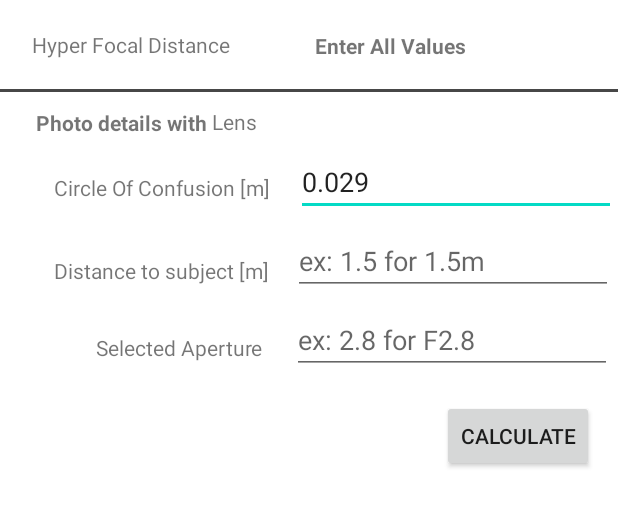
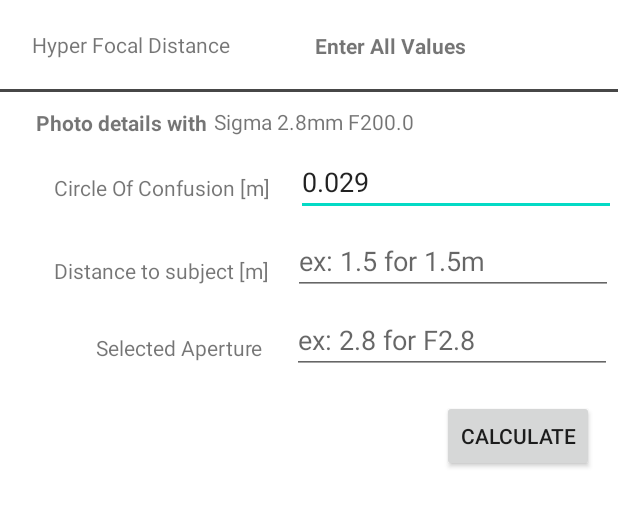
Before and after one commit to sarbjotm/Depth-Of-Field-Calculator-Android, an Android app: the screen it shows after launch (DoFCalculatorActivity), after a tap on an icon or button, on a phone screen of 412 x 824 dp, the part 520-1047 px from its top. Run offline under Robolectric (Android 15) with nearby library versions, the phone set to English and light mode, and no system bars.

Commit message:
DoF functionality implementation done.

```diff
--- a/app/src/main/java/ca/sfu/cmpt276a2/DoFCalculatorActivity.java
+++ b/app/src/main/java/ca/sfu/cmpt276a2/DoFCalculatorActivity.java
@@ -9,21 +9,39 @@ import android.os.Bundle;
 import android.view.View;
 import android.widget.Button;
 import android.widget.EditText;
+import android.widget.TextView;
+
+import java.text.DecimalFormat;
 
 import ca.sfu.cmpt276a2.Model.DepthOfFieldCalculator;
 import ca.sfu.cmpt276a2.Model.Lens;
+import ca.sfu.cmpt276a2.Model.LensManager;
 
 public class DoFCalculatorActivity extends AppCompatActivity {
 
     private DepthOfFieldCalculator depthOfFieldCalculator;
+    private LensManager lensManager;
+    private Lens chosenLens;
+
+    private String distance;
+    private String aperture;
 
     @Override
     protected void onCreate(Bundle savedInstanceState) {
         super.onCreate(savedInstanceState);
         setContentView(R.layout.activity_do_f_calculator);
         this.setTitle("Calculate DoF");
+
+        lensManager = LensManager.getInstance();
+        chosenLens = lensManager.getLensByID(lensManager.getPosition());
+        TextView editLenses = (TextView) findViewById(R.id.lensTag);
+        editLenses.setText(chosenLens.toString());
+
         calculateButtonFunction();
+    }
 
+    public static Intent makeIntent(Context context){
+        return new Intent(context, DoFCalculatorActivity.class);
     }
 
     private void calculateButtonFunction(){
@@ -36,11 +54,12 @@ public class DoFCalculatorActivity extends AppCompatActivity {
                 String circleOfConfusion = editCircleofConfusion.getText().toString().trim();
 
                 EditText editDistance = (EditText) findViewById(R.id.editDistance);
-                String distance = editDistance.getText().toString().trim();
+                distance = editDistance.getText().toString().trim();
 
                 EditText editApertureInDoF = (EditText) findViewById(R.id.editApertureInDoF);
-                String aperture = editApertureInDoF.getText().toString().trim();
+                aperture = editApertureInDoF.getText().toString().trim();
 
+                //Error cases
                 if (circleOfConfusion.isEmpty()){
                     editCircleofConfusion.setError("Field can't be empty");
                 }
@@ -61,25 +80,47 @@ public class DoFCalculatorActivity extends AppCompatActivity {
                     editApertureInDoF.setError("Field can't be empty");
                 }
 
-                else if (Double.parseDouble(aperture) < 1.4){
-                    editApertureInDoF.setError("Aperture must be greater than or equal to 1.4");
+                else if (Double.parseDouble(aperture) < chosenLens.getMaxAperture()){
+                    editApertureInDoF.setError("Aperture must be greater than or equal to lens max aperture");
                 }
-
+                //code block after authentication
                 else{
                     intent.putExtra("calculateCircleOfConfusion", circleOfConfusion);
                     intent.putExtra("calculateDistance", distance);
                     intent.putExtra("Aperture", aperture);
-                    finish();
+                    updateUI();
                 }
+
             }
 
         });
     }
 
+    private void updateUI(){
+        //parse string entries
+        double distanceParse = Double.parseDouble(distance);
+        double apertureParse = Double.parseDouble(aperture);
 
+        //initialize DoF function
+        depthOfFieldCalculator = new DepthOfFieldCalculator(chosenLens,
+                distanceParse, apertureParse);
 
-    public static Intent makeIntent(Context context){
-        return new Intent(context, DoFCalculatorActivity.class);
+        //Retrieve and edit TextView boxes to show values
+        TextView editFFdistance = (TextView) findViewById(R.id.FarFocalDistanceValue);
+        TextView editNFdistance = (TextView) findViewById(R.id.NearFocalDistanceValue);
+        TextView editDoF = (TextView) findViewById(R.id.DepthOfFieldValues);
+        TextView editHFdistance = (TextView) findViewById(R.id.HyperFocalDistanceValue);
+
+        editFFdistance.setText(formatM(depthOfFieldCalculator.getFarFocalPoint()) + "m");
+        editNFdistance.setText(formatM(depthOfFieldCalculator.getNearFocalPoint()) + "m");
+        editDoF.setText(formatM(depthOfFieldCalculator.getDepthOfField()) + "m");
+        editHFdistance.setText(formatM(depthOfFieldCalculator.getHyperFocalDistance()) + "m");
+    }
+
+    //Derived from sample code provided by Dr. Jack Thomas in Assignment 1
+    private String formatM(double distanceInM) {
+        DecimalFormat df = new DecimalFormat("0.00");
+        return df.format(distanceInM);
     }
 
 }
--- a/app/src/main/java/ca/sfu/cmpt276a2/MainActivity.java
+++ b/app/src/main/java/ca/sfu/cmpt276a2/MainActivity.java
@@ -33,12 +33,12 @@ public class MainActivity extends AppCompatActivity {
         setContentView(R.layout.activity_main);
         lensManager = LensManager.getInstance();
         populateLensView();
-        deptOfFieldPanelCallBack();
+        depthOfFieldPanelCallBack();
         switchActivities();
 
     }
 
-    private void deptOfFieldPanelCallBack(){
+    private void depthOfFieldPanelCallBack(){
         ListView listView = (ListView) findViewById(R.id.LensView);
         listView.setOnItemClickListener(new AdapterView.OnItemClickListener() {//anonymous class
             @Override
--- a/app/src/main/java/ca/sfu/cmpt276a2/Model/DepthOfFieldCalculator.java
+++ b/app/src/main/java/ca/sfu/cmpt276a2/Model/DepthOfFieldCalculator.java
@@ -1,4 +1,6 @@
 package ca.sfu.cmpt276a2.Model;
+
+import java.text.DecimalFormat;
 
 /**
  * A class designed to spit out an object containing specific calculated values for a camera lens
--- a/app/src/main/res/layout/activity_do_f_calculator.xml
+++ b/app/src/main/res/layout/activity_do_f_calculator.xml
@@ -133,18 +133,15 @@
 
     <TextView
         android:id="@+id/lensTag"
-        android:layout_width="30dp"
+        android:layout_width="268dp"
         android:layout_height="20dp"
-        android:layout_marginTop="17dp"
-        android:layout_marginEnd="239dp"
+        android:layout_marginTop="9dp"
+        android:layout_marginEnd="1dp"
         android:layout_marginBottom="24dp"
         android:text="@string/LensName"
         app:layout_constraintBottom_toTopOf="@+id/circleOfConfusion"
         app:layout_constraintEnd_toEndOf="parent"
-        app:layout_constraintHorizontal_bias="0.0"
-        app:layout_constraintStart_toEndOf="@+id/textView10"
-        app:layout_constraintTop_toBottomOf="@+id/border"
-        app:layout_constraintVertical_bias="1.0" />
+        app:layout_constraintTop_toBottomOf="@+id/border" />
 
     <TextView
         android:id="@+id/circleOfConfusion"
```
Also changed, not shown: app/src/main/java/ca/sfu/cmpt276a2/AddLensesActivity.java (+6 -11 lines).
